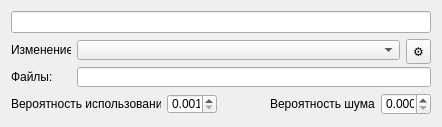
The window that Forms/Layer.ui (hremman/ImageCompiler) describes before a commit, drawn with Qt 5.
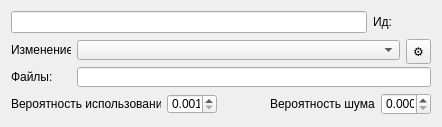
The same window after the commit. Icons and pictures are not drawn.

```diff
--- a/Forms/Layer.ui
+++ b/Forms/Layer.ui
@@ -27,7 +27,59 @@
   </property>
   <layout class="QVBoxLayout" name="verticalLayout">
    <item>
-    <widget class="QLineEdit" name="layer_name"/>
+    <layout class="QHBoxLayout" name="horizontalLayout_3">
+     <item>
+      <widget class="QLineEdit" name="layer_name">
+       <property name="toolTip">
+        <string>Название слоя</string>
+       </property>
+      </widget>
+     </item>
+     <item>
+      <widget class="QLabel" name="label">
+       <property name="minimumSize">
+        <size>
+         <width>21</width>
+         <height>20</height>
+        </size>
+       </property>
+       <property name="maximumSize">
+        <size>
+         <width>21</width>
+         <height>20</height>
+        </size>
+       </property>
+       <property name="toolTip">
+        <string>Идентификатор слоя</string>
+       </property>
+       <property name="text">
+        <string>Ид: </string>
+       </property>
+      </widget>
+     </item>
+     <item>
+      <widget class="QLabel" name="lid">
+       <property name="minimumSize">
+        <size>
+         <width>31</width>
+         <height>16</height>
+        </size>
+       </property>
+       <property name="maximumSize">
+        <size>
+         <width>31</width>
+         <height>16</height>
+        </size>
+       </property>
+       <property name="toolTip">
+        <string>Идентификатор слоя</string>
+       </property>
+       <property name="text">
+        <string/>
+       </property>
+      </widget>
+     </item>
+    </layout>
    </item>
    <item>
     <layout class="QHBoxLayout" name="horizontalLayout_2">
```
Left out of the diff: 37 changed lines with no effect on the pictures.
